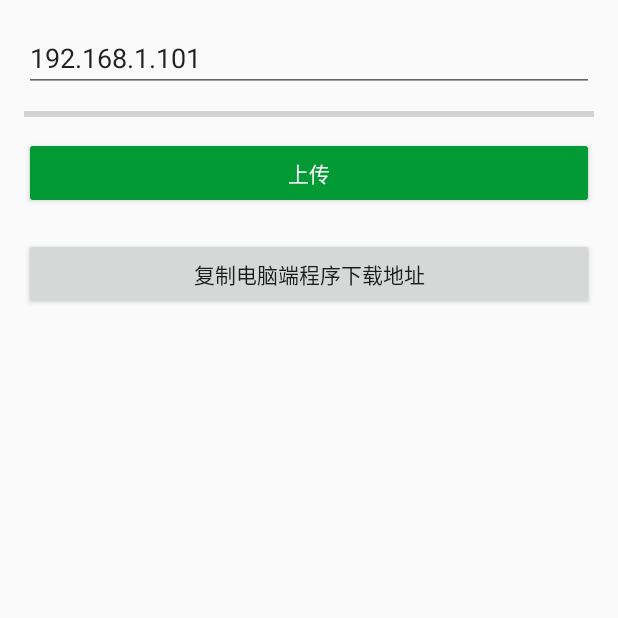
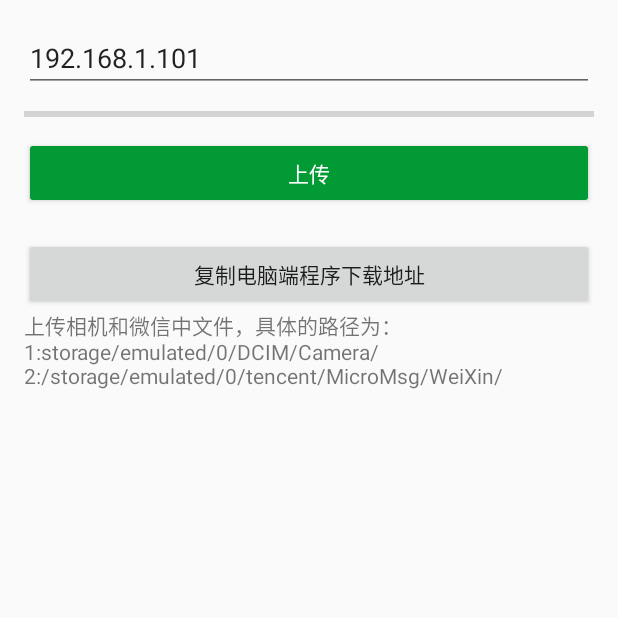
Before and after one commit to iiccqq/Uploader, an Android app: the screen it shows after launch (MainActivity), on a phone screen of 412 x 824 dp, the top half of it. Run offline under Robolectric (Android 15) with nearby library versions, the phone set to English and light mode, and no system bars.

Commit message:
增加提示

```diff
--- a/app/src/main/res/layout/activity_main.xml
+++ b/app/src/main/res/layout/activity_main.xml
@@ -7,7 +7,7 @@
     android:paddingLeft="@dimen/activity_horizontal_margin"
     android:paddingRight="@dimen/activity_horizontal_margin"
     android:paddingTop="@dimen/activity_vertical_margin"
-    tools:context="com.example.android_scrollview.MainActivity" >
+    tools:context="com.fc.uploader.MainActivity" >
 
 <ScrollView
         android:id="@+id/scrollView1"
@@ -54,6 +54,12 @@
                 android:layout_width="match_parent"
                 android:layout_height="wrap_content"
                 android:text="复制电脑端程序下载地址" />
+            <TextView
+                android:id="@+id/tipText"
+                android:layout_width="match_parent"
+                android:layout_height="wrap_content"
+                android:text="上传相机和微信中文件，具体的路径为：\n1:storage/emulated/0/DCIM/Camera/\n2:/storage/emulated/0/tencent/MicroMsg/WeiXin/"
+                android:layout_weight="0.05"  />
         </LinearLayout>
     </ScrollView>
 </RelativeLayout>
```
Also changed, not shown: 1 other file.
